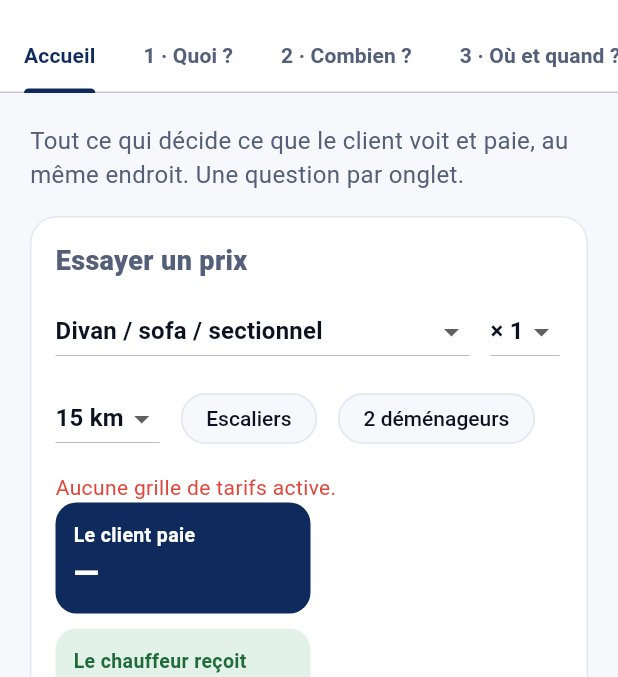
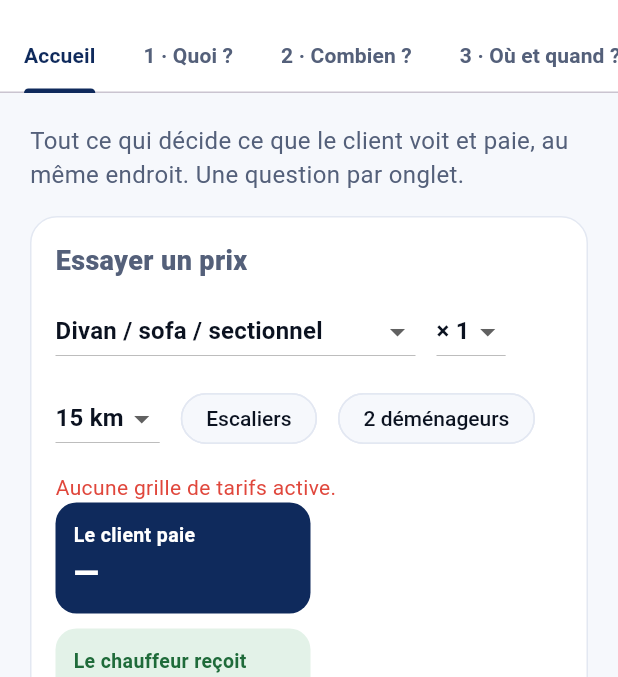
Before and after one commit to Solexiai/mecano-mobile, a Flutter app: the AdminCommandCenterScreen screen opened directly, on a phone screen of 412 x 824 dp, the part 63-740 px from its top. Run offline on Flutter 3.47's test engine with Material 3 defaults, Android fonts, the phone set to English and light mode, and no system bars; our stand-ins replace cloud_firestore, cloud_functions, firebase_auth, firebase_core, firebase_messaging, firebase_storage and 8 more; missing offline and left inert: dart:js_interop; accounts and stored records are empty.

Commit message:
fix(admin): simulator fits a phone; test scrolls to the tiles
Co-Authored-By: Claude Opus 5.5 <noreply@anthropic.com>
Claude-Session: https://claude.ai/code/session_016wdyjnMgpXu8tP4WYgSueY

```diff
--- a/lib/screens/dashboard/admin/command_center/price_simulator.dart
+++ b/lib/screens/dashboard/admin/command_center/price_simulator.dart
@@ -156,13 +156,21 @@ class _PriceSimulatorState extends State<PriceSimulator> {
             runSpacing: 10,
             crossAxisAlignment: WrapCrossAlignment.center,
             children: [
-              DropdownButton<String>(
-                key: const ValueKey('try-item'),
-                value: _item,
-                onChanged: _busy ? null : (v) => _set(() => _item = v ?? 'sofa'),
-                items: [
-                  for (final t in itemTypes) DropdownMenuItem(value: t.id, child: Text(t.fr)),
-                ],
+              SizedBox(
+                width: 240,
+                child: DropdownButton<String>(
+                  key: const ValueKey('try-item'),
+                  isExpanded: true,
+                  value: _item,
+                  onChanged: _busy ? null : (v) => _set(() => _item = v ?? 'sofa'),
+                  items: [
+                    for (final t in itemTypes)
+                      DropdownMenuItem(
+                        value: t.id,
+                        child: Text(t.fr, overflow: TextOverflow.ellipsis),
+                      ),
+                  ],
+                ),
               ),
               DropdownButton<int>(
                 key: const ValueKey('try-quantity'),
```
Also changed, not shown: 1 other file.
